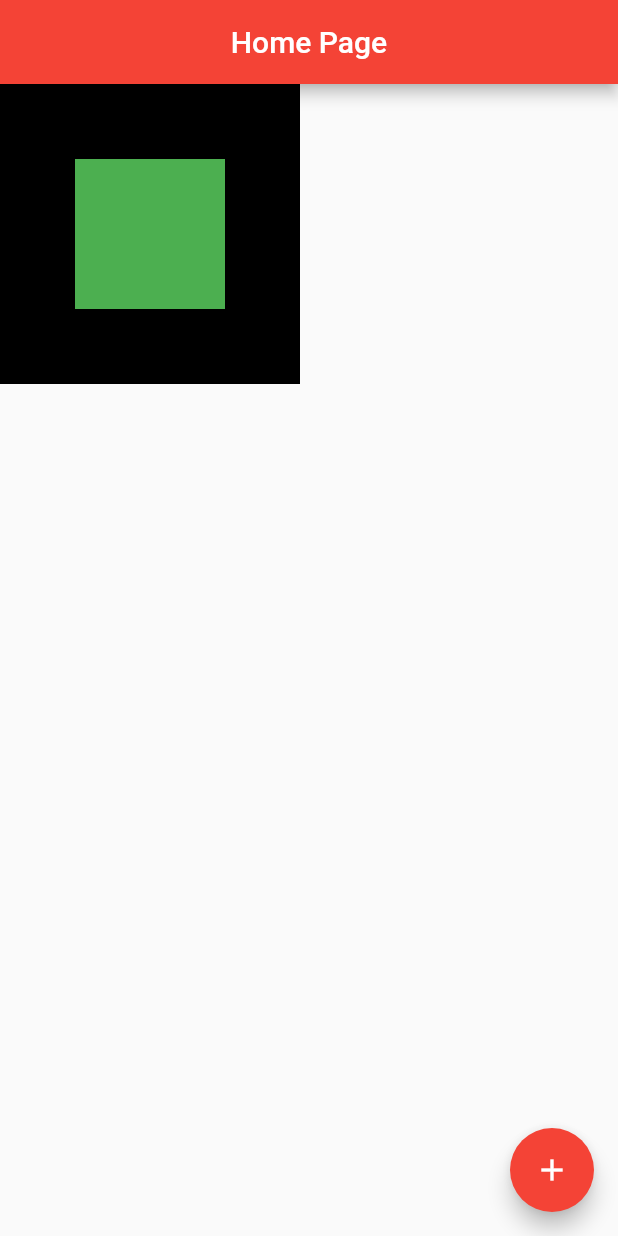
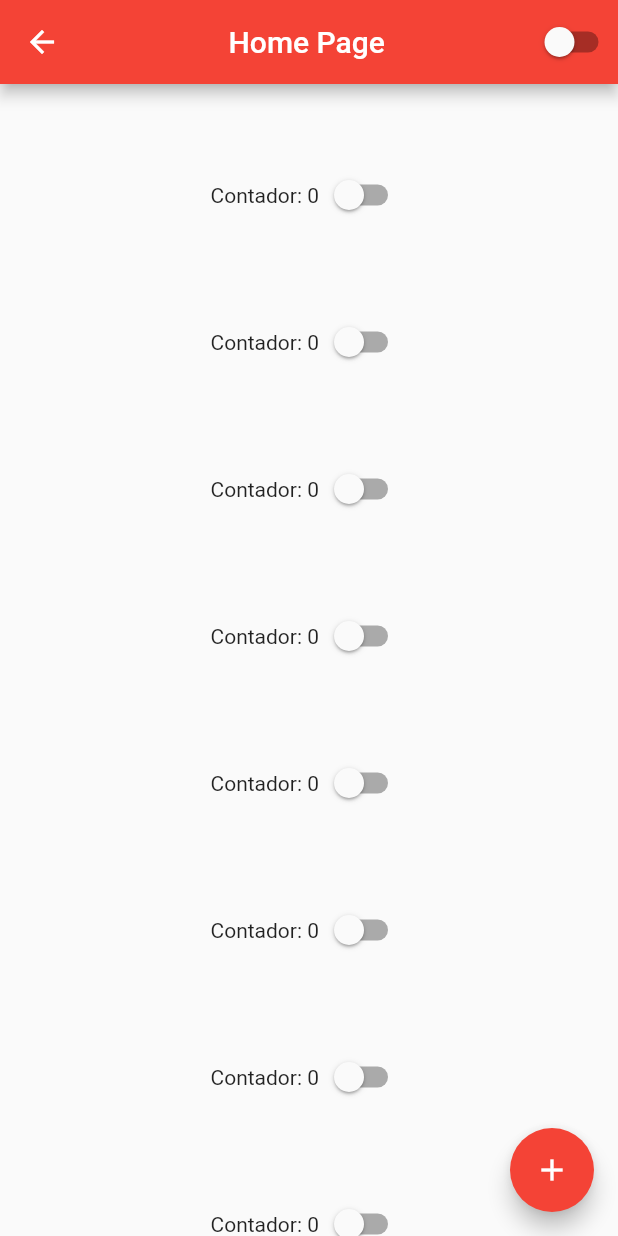
Before and after one commit to josivanphs/youtubeCurso, a Flutter app: the HomePage screen opened directly, on a phone screen of 412 x 824 dp. Run offline on Flutter 3.47's test engine with Material 2 defaults, Android fonts, the phone set to English and light mode, and no system bars.

Commit message:
text - aula 17

```diff
--- /dev/null
+++ b/primeiro_projeto_flutter/lib/app_controller.dart
@@ -0,0 +1,10 @@
+import 'package:flutter/material.dart';
+
+class AppController extends ChangeNotifier {
+  static AppController instance = AppController();
+  bool isDartTheme = false;
+  changeTheme() {
+    isDartTheme = !isDartTheme;
+    notifyListeners();
+  }
+}
--- a/primeiro_projeto_flutter/lib/home_page.dart
+++ b/primeiro_projeto_flutter/lib/home_page.dart
@@ -1,4 +1,5 @@
 import 'package:flutter/material.dart';
+import 'package:primeiro_projeto_flutter/app_controller.dart';
 
 class HomePage extends StatefulWidget {
   const HomePage({super.key});
@@ -11,11 +12,93 @@ class HomePage extends StatefulWidget {
 
 class HomePageState extends State<HomePage> {
   int counter = 0;
+
   @override
   Widget build(BuildContext context) {
     return Scaffold(
       appBar: AppBar(
         title: const Center(child: Text('Home Page')),
+        actions: const [CustomSwitcher()],
+      ),
+      body: SizedBox(
+        width: double.infinity,
+        height: double.infinity,
+        child: ListView(
+          children: [
+            Container(
+              height: 50.0,
+            ),
+            Row(mainAxisAlignment: MainAxisAlignment.center, children: [
+              Text(
+                'Contador: $counter',
+              ),
+              const CustomSwitcher()
+            ]),
+            Container(
+              height: 50.0,
+            ),
+            Row(mainAxisAlignment: MainAxisAlignment.center, children: [
+              Text(
+                'Contador: $counter',
+              ),
+              const CustomSwitcher()
+            ]),
+            Container(
+              height: 50.0,
+            ),
+            Row(mainAxisAlignment: MainAxisAlignment.center, children: [
+              Text(
+                'Contador: $counter',
+              ),
+              const CustomSwitcher()
+            ]),
+            Container(
+              height: 50.0,
+            ),
+            Row(mainAxisAlignment: MainAxisAlignment.center, children: [
+              Text(
+                'Contador: $counter',
+              ),
+              const CustomSwitcher()
+            ]),
+            Container(
+              height: 50.0,
+            ),
+            Row(mainAxisAlignment: MainAxisAlignment.center, children: [
+              Text(
+                'Contador: $counter',
+              ),
+              const CustomSwitcher()
+            ]),
+            Container(
+              height: 50.0,
+            ),
+            Row(mainAxisAlignment: MainAxisAlignment.center, children: [
+              Text(
+                'Contador: $counter',
+              ),
+              const CustomSwitcher()
+            ]),
+            Container(
+              height: 50.0,
+            ),
+            Row(mainAxisAlignment: MainAxisAlignment.center, children: [
+              Text(
+                'Contador: $counter',
+              ),
+              const CustomSwitcher()
+            ]),
+            Container(
+              height: 50.0,
+            ),
+            Row(mainAxisAlignment: MainAxisAlignment.center, children: [
+              Text(
+                'Contador: $counter',
+              ),
+              const CustomSwitcher()
+            ]),
+          ],
+        ),
       ),
       floatingActionButton: FloatingActionButton(
         child: const Icon(Icons.add),
@@ -25,18 +108,26 @@ class HomePageState extends State<HomePage> {
           });
         },
       ),
-      body: Container(
-        height: 200,
-        width: 200,
-        color: Colors.black,
-        child: Center(
-          child: Container(
-            height: 100,
-            width: 100,
-            color: Colors.green,
-          ),
-        ),
-      ),
     );
   }
 }
+
+class CustomSwitcher extends StatefulWidget {
+  const CustomSwitcher({super.key});
+
+  @override
+  State<CustomSwitcher> createState() => _CustomSwitcherState();
+}
+
+class _CustomSwitcherState extends State<CustomSwitcher> {
+  @override
+  Widget build(BuildContext context) {
+    return Switch(
+        value: AppController.instance.isDartTheme,
+        onChanged: (value) {
+          setState(() {
+            AppController.instance.changeTheme();
+          });
+        });
+  }
+}
--- a/primeiro_projeto_flutter/lib/main.dart
+++ b/primeiro_projeto_flutter/lib/main.dart
@@ -3,5 +3,5 @@ import 'package:flutter/material.dart';
 import 'app_widget.dart';
 
 void main() {
-  runApp(AppWidget());
+  runApp(const AppWidget());
 }
--- a/primeiro_projeto_flutter/pubspec.yaml
+++ b/primeiro_projeto_flutter/pubspec.yaml
@@ -59,9 +59,9 @@ flutter:
   uses-material-design: true
 
   # To add assets to your application, add an assets section, like this:
-  # assets:
-  #   - images/a_dot_burr.jpeg
-  #   - images/a_dot_ham.jpeg
+  #  assets:
+  #  - assets/logo_imagem.png
+  # - images/a_dot_ham.jpeg
 
   # An image asset can refer to one or more resolution-specific "variants", see
   # https://flutter.dev/assets-and-images/#resolution-aware
```
Also changed, not shown: primeiro_projeto_flutter/lib/app_widget.dart (+16 -3 lines), primeiro_projeto_flutter/lib/login_page.dart (added, +37 -0 lines), primeiro_projeto_flutter/assets/logo.png (added).
